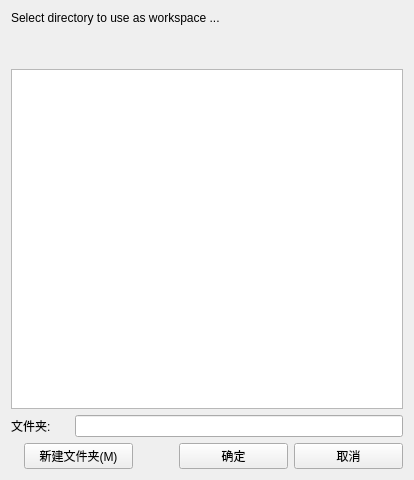
This is create_workspace_dialog.ui in durd07/sim-qt as Qt 5 draws it before an edit. The edited form follows.
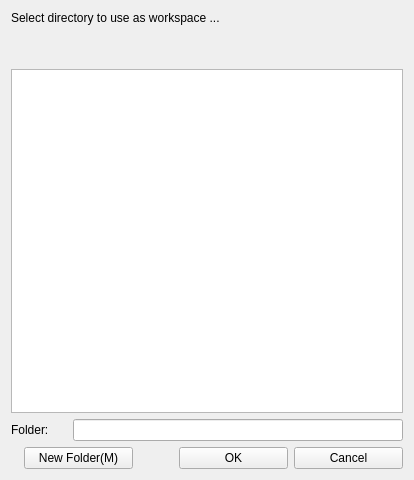
This is the edited form.

Diff of the .ui file:
```diff
--- a/create_workspace_dialog.ui
+++ b/create_workspace_dialog.ui
@@ -47,7 +47,7 @@
        <item>
         <widget class="QLabel" name="DirectoryLabel">
          <property name="text">
-          <string>文件夹:</string>
+          <string>Folder:</string>
          </property>
         </widget>
        </item>
@@ -93,7 +93,7 @@
        <item>
         <widget class="QPushButton" name="CreateDirectoryButton">
          <property name="text">
-          <string>新建文件夹(M)</string>
+          <string>New Folder(M)</string>
          </property>
          <property name="shortcut">
           <string>Alt+M</string>
@@ -119,14 +119,14 @@
        <item>
         <widget class="QPushButton" name="SureButton">
          <property name="text">
-          <string>确定</string>
+          <string>OK</string>
          </property>
         </widget>
        </item>
        <item>
         <widget class="QPushButton" name="CancelButton">
          <property name="text">
-          <string>取消</string>
+          <string>Cancel</string>
          </property>
         </widget>
        </item>
```
Left out of the diff: 2 changed lines with no effect on the pictures.
